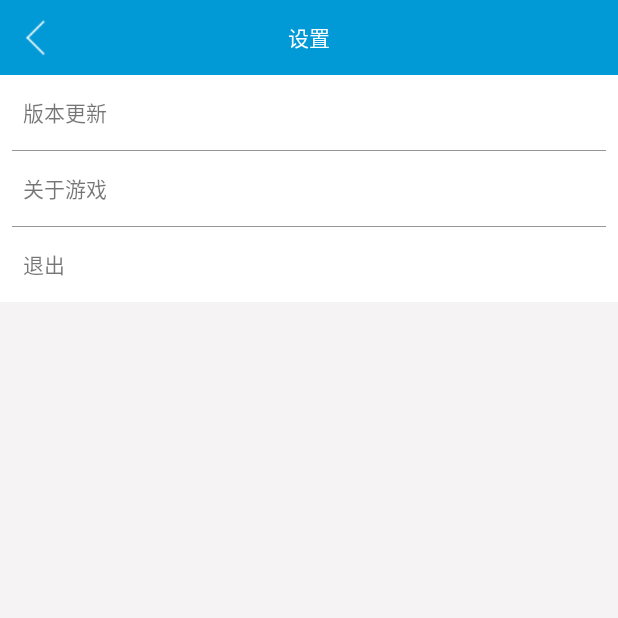
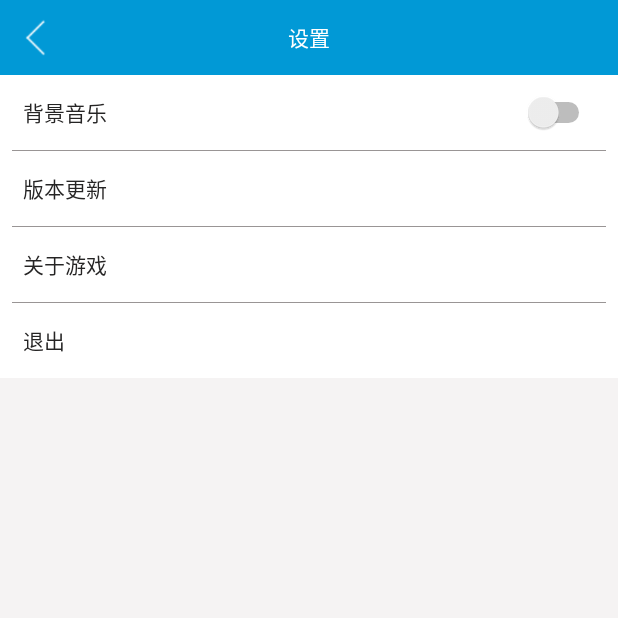
Before and after one commit to wangnaiwen/Reservation, an Android app: the MainActivity screen opened directly, with no data from a screen before it, in the side drawer, after a tap on "设置", on a phone screen of 412 x 824 dp, the top half of it. Run offline under Robolectric (Android 15) with nearby library versions, the phone set to English and light mode, and no system bars; our stand-ins replace CircleImageView.

Commit message:
add background music

```diff
--- a/app/src/main/AndroidManifest.xml
+++ b/app/src/main/AndroidManifest.xml
@@ -92,6 +92,8 @@
         <activity android:name=".login.ResetPasswordActivity"/>
         <activity android:name=".login.RecoverPasswordActivity"/>
         <activity android:name=".login.RecoverPasswordGetCodeActivity"/>
+
+        <service android:name=".service.MusicService"/>
     </application>
 
 </manifest>
--- a/app/src/main/java/com/hxq/reservation/view/MainActivity.java
+++ b/app/src/main/java/com/hxq/reservation/view/MainActivity.java
@@ -22,6 +22,7 @@ import android.widget.TextView;
 
 
 import com.hxq.reservation.R;
+import com.hxq.reservation.service.MusicService;
 
 import de.hdodenhof.circleimageview.CircleImageView;
 
@@ -48,7 +49,9 @@ public class MainActivity extends AppCompatActivity
         setContentView(R.layout.activity_main);
 
         initView();
+
     }
+
 
     /**
      * 初始化控件
@@ -129,9 +132,37 @@ public class MainActivity extends AppCompatActivity
         });
     }
 
+    /**
+     * 背景音乐
+     * */
+    private void playMusic(){
+        SharedPreferences sharedPreferences = getSharedPreferences("music", MODE_PRIVATE);
+        if (sharedPreferences.getBoolean("music", false)){
+            Intent intent = new Intent(this, MusicService.class);
+            startService(intent);
+        }else {
+            stopMusic();
+        }
+    }
+
+    /**
+     * 停止背景音乐
+     * */
+    private void stopMusic(){
+        Intent intent = new Intent(this, MusicService.class);
+        stopService(intent);
+    }
+
+    @Override
+    protected void onDestroy() {
+        super.onDestroy();
+        stopService(new Intent(this, MusicService.class));
+    }
+
     @Override
     protected void onResume() {
         super.onResume();
+        playMusic();
     }
 
     @Override
--- a/app/src/main/java/com/hxq/reservation/view/SettingActivity.java
+++ b/app/src/main/java/com/hxq/reservation/view/SettingActivity.java
@@ -6,7 +6,9 @@ import android.content.SharedPreferences;
 import android.os.Bundle;
 import android.support.v7.app.AlertDialog;
 import android.view.View;
+import android.widget.CompoundButton;
 import android.widget.ImageView;
+import android.widget.Switch;
 import android.widget.TextView;
 import android.widget.Toast;
 
@@ -25,6 +27,7 @@ public class SettingActivity extends Activity implements View.OnClickListener{
     private TextView aboutContacts;
     private TextView exitContacts;
     private ImageView backSetting;
+    private Switch musicSw;
 
     @Override
     protected void onCreate(Bundle savedInstanceState) {
@@ -46,11 +49,33 @@ public class SettingActivity extends Activity implements View.OnClickListener{
         aboutContacts = (TextView)findViewById(R.id.about_contacts);
         exitContacts = (TextView)findViewById(R.id.exit_contacts);
         backSetting = (ImageView)findViewById(R.id.back_setting);
+        musicSw = (Switch) findViewById(R.id.sw_music);
+
+        if (getSharedPreferences("music", MODE_PRIVATE).getBoolean("music", false)){
+            musicSw.setChecked(true);
+        }else {
+            musicSw.setChecked(false);
+        }
 
         checkNewVersion.setOnClickListener(this);
         aboutContacts.setOnClickListener(this);
         exitContacts.setOnClickListener(this);
         backSetting.setOnClickListener(this);
+
+        musicSw.setOnCheckedChangeListener(new CompoundButton.OnCheckedChangeListener() {
+            @Override
+            public void onCheckedChanged(CompoundButton compoundButton, boolean b) {
+                SharedPreferences.Editor editor = getSharedPreferences("music",
+                        MODE_PRIVATE).edit();
+                if (b){
+                    editor.putBoolean("music", true);
+                }else {
+                    editor.putBoolean("music", false);
+                }
+                editor.apply();
+                finish();
+            }
+        });
     }
 
     @Override
--- a/app/src/main/res/drawable/bg_btn.xml
+++ b/app/src/main/res/drawable/bg_btn.xml
@@ -1,6 +1,5 @@
 <?xml version="1.0" encoding="utf-8"?>
 <shape xmlns:android="http://schemas.android.com/apk/res/android"
     android:shape="rectangle">
-<stroke android:width="1dp"
-    android:color="#ffff"></stroke>
+    <solid android:color="@color/colorIconSelected"/>
 </shape>
--- a/app/src/main/res/layout/activity_setting.xml
+++ b/app/src/main/res/layout/activity_setting.xml
@@ -22,19 +22,36 @@
             android:layout_centerInParent="true"
             android:gravity="center"/>
     </RelativeLayout>
+    <Switch
+        android:id="@+id/sw_music"
+        android:layout_width="match_parent"
+        android:layout_height="50dp"
+        android:text="背景音乐"
+        android:paddingLeft="15dp"
+        android:paddingRight="15dp"
+        android:textColor="#252424"/>
+    <TextView
+        android:layout_width="match_parent"
+        android:layout_height="1px"
+        android:background="@color/color_btn_normal"
+        android:layout_marginLeft="8dp"
+        android:layout_marginRight="8dp"
+        android:textColor="#252424"/>
     <TextView
         android:id="@+id/check_new_version"
         android:layout_width="match_parent"
         android:layout_height="50dp"
         android:text="版本更新"
         android:gravity="center_vertical"
-        android:paddingLeft="15dp"/>
+        android:paddingLeft="15dp"
+        android:textColor="#252424"/>
     <TextView
         android:layout_width="match_parent"
         android:layout_height="1px"
         android:background="@color/color_btn_normal"
         android:layout_marginLeft="8dp"
-        android:layout_marginRight="8dp"/>
+        android:layout_marginRight="8dp"
+        android:textColor="#252424"/>
 
     <TextView
         android:id="@+id/about_contacts"
@@ -42,13 +59,15 @@
         android:layout_height="50dp"
         android:text="关于游戏"
         android:gravity="center_vertical"
-        android:paddingLeft="15dp"/>
+        android:paddingLeft="15dp"
+        android:textColor="#252424"/>
     <TextView
         android:layout_width="match_parent"
         android:layout_height="1px"
         android:background="@color/color_btn_normal"
         android:layout_marginLeft="8dp"
-        android:layout_marginRight="8dp"/>
+        android:layout_marginRight="8dp"
+        android:textColor="#252424"/>
 
     <TextView
         android:id="@+id/exit_contacts"
@@ -56,7 +75,8 @@
         android:layout_height="50dp"
         android:text="退出"
         android:gravity="center_vertical"
-        android:paddingLeft="15dp"/>
+        android:paddingLeft="15dp"
+        android:textColor="#252424"/>
     <TextView
         android:layout_width="match_parent"
         android:layout_height="match_parent"
```
Also changed, not shown: app/src/main/java/com/hxq/reservation/bean/Score.java (added, +39 -0 lines), app/src/main/java/com/hxq/reservation/service/MusicService.java (added, +40 -0 lines), app/src/main/java/com/hxq/reservation/view/FirstGameActivity.java (+8 -0 lines), app/src/main/java/com/hxq/reservation/view/LectureAdapter.java (deleted, +0 -85 lines), app/src/main/res/drawable/bg_btn_login.xml (added, +8 -0 lines), 2 other files.
